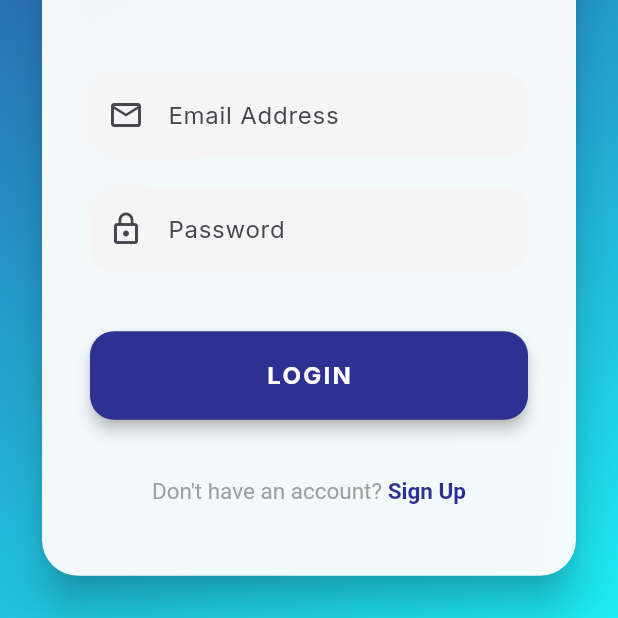
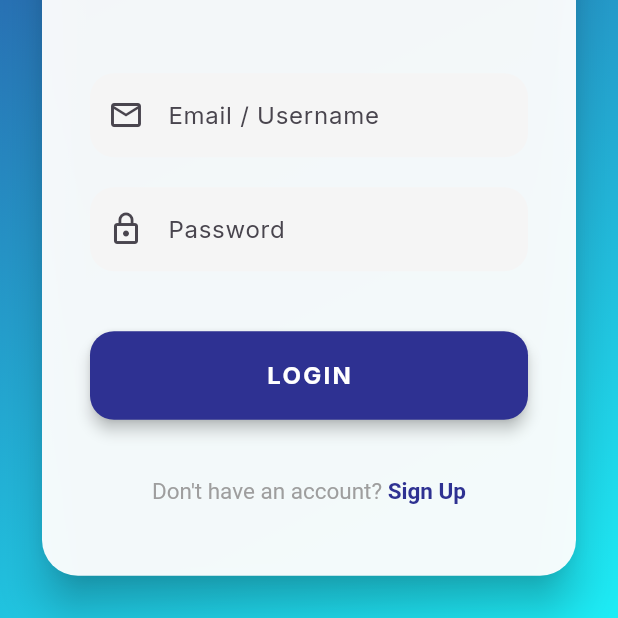
Before and after one commit to ShreeShukla191/Spend-Sense-, a Flutter app: the screen it shows after launch, on a phone screen of 412 x 824 dp, the part 481-1099 px from its top. Run offline on Flutter 3.47's test engine with Material 3 defaults, Android fonts, the phone set to English and light mode, and no system bars; our stand-ins replace fl_chart, google_fonts, shared_preferences.

Commit message:
update project

```diff
--- a/Spend Sense/lib/screens/auth/login_screen.dart
+++ b/Spend Sense/lib/screens/auth/login_screen.dart
@@ -82,7 +82,7 @@ class _LoginScreenState extends State<LoginScreen> {
                         controller: _emailController,
                         keyboardType: TextInputType.emailAddress,
                         decoration: InputDecoration(
-                          labelText: 'Email Address',
+                          labelText: 'Email / Username',
                           filled: true,
                           fillColor: Colors.grey.shade100,
                           border: OutlineInputBorder(borderRadius: BorderRadius.circular(16), borderSide: BorderSide.none),
```
Also changed, not shown: Spend Sense/lib/screens/dashboard/dashboard_screen.dart (+6 -2 lines), 1 other file.
